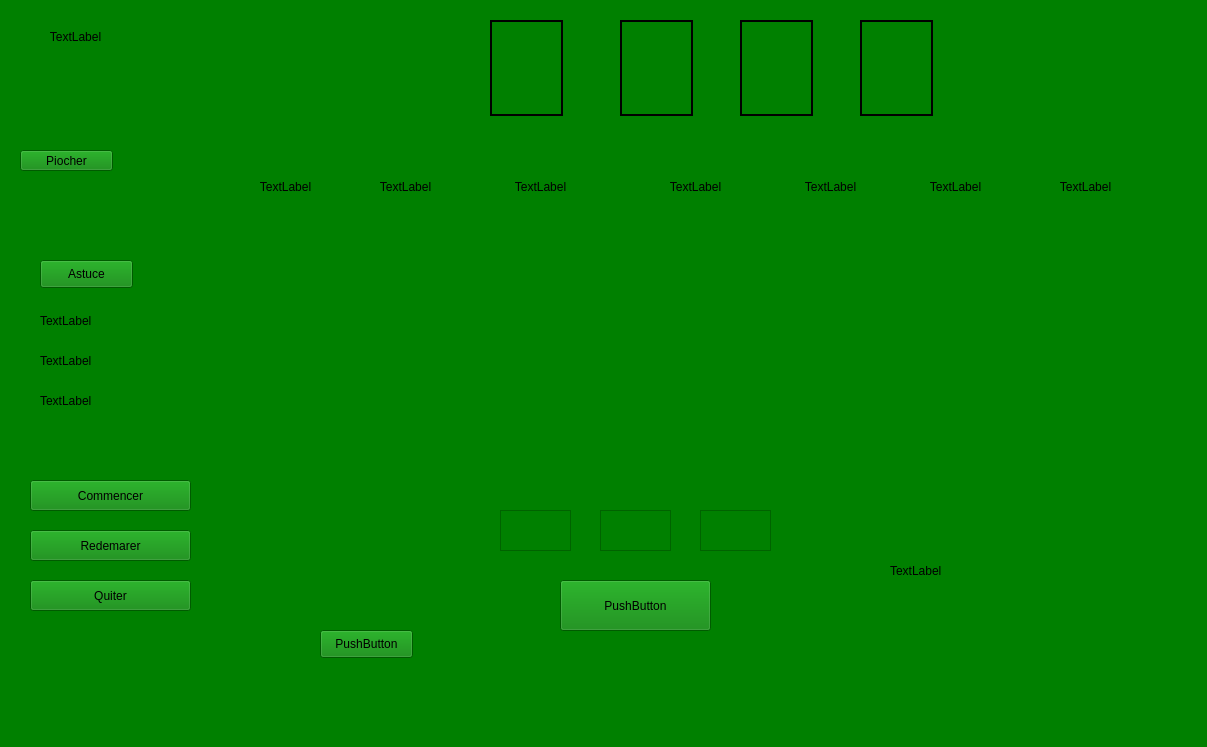
Old version of the form mainwindow.ui in the repository OussamaKor/Solitaire.
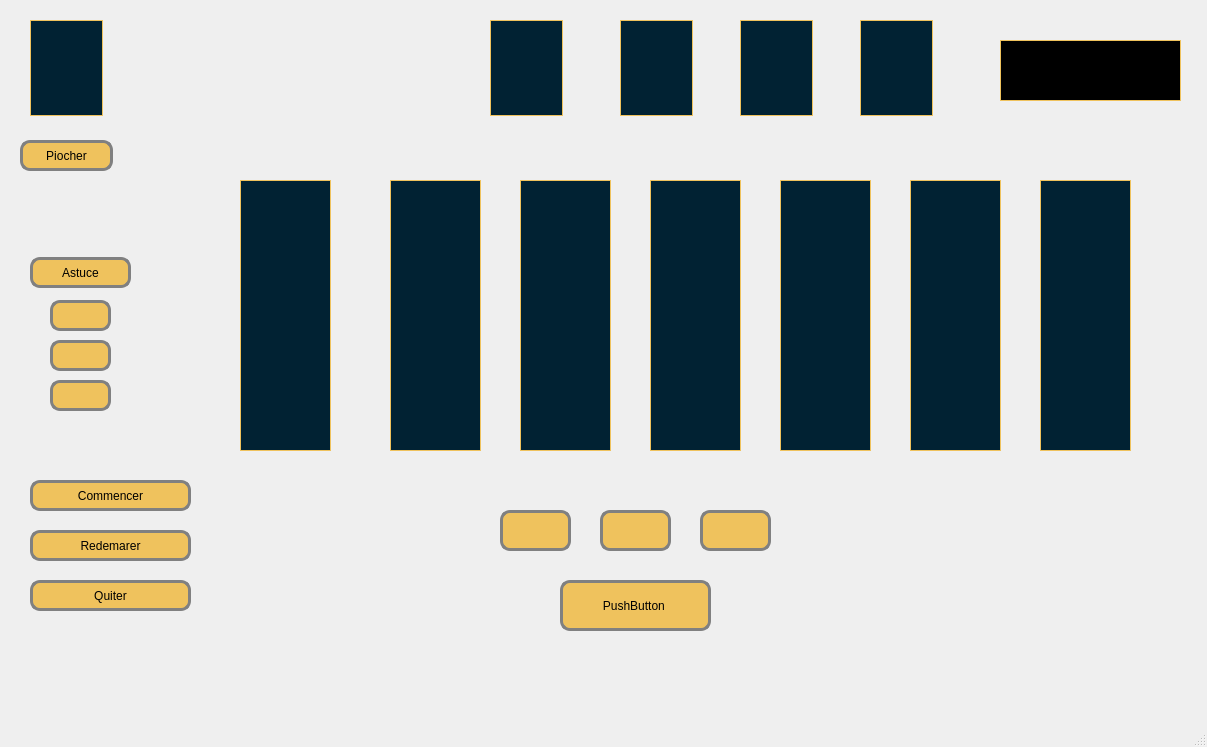
New version of the form. Icons and pictures are not drawn.

```diff
--- a/mainwindow.ui
+++ b/mainwindow.ui
@@ -14,7 +14,10 @@
    <string>MainWindow</string>
   </property>
   <property name="styleSheet">
-   <string notr="true">background: green</string>
+   <string notr="true">background: url(:/images/background4.jpg)</string>
+  </property>
+  <property name="toolButtonStyle">
+   <enum>Qt::ToolButtonIconOnly</enum>
   </property>
   <widget class="QWidget" name="centralwidget">
    <widget class="QTextEdit" name="NumPile">
@@ -26,6 +29,13 @@
       <height>41</height>
      </rect>
     </property>
+    <property name="styleSheet">
+     <string notr="true">border: 3px solid gray;
+    border-radius: 10px;
+    padding: 0 8px;
+    background: solid #efc25d;
+    selection-background-color: darkgray;</string>
+    </property>
    </widget>
    <widget class="QTextEdit" name="NumDest">
     <property name="geometry">
@@ -36,6 +46,13 @@
       <height>41</height>
      </rect>
     </property>
+    <property name="styleSheet">
+     <string notr="true">border: 3px solid gray;
+    border-radius: 10px;
+    padding: 0 8px;
+    background: solid #efc25d;
+    selection-background-color: darkgray;</string>
+    </property>
    </widget>
    <widget class="QTextEdit" name="NbrCarte">
     <property name="geometry">
@@ -46,6 +63,13 @@
       <height>41</height>
      </rect>
     </property>
+    <property name="styleSheet">
+     <string notr="true">border: 3px solid gray;
+    border-radius: 10px;
+    padding: 0 8px;
+    background: solid #efc25d;
+    selection-background-color: darkgray;</string>
+    </property>
    </widget>
    <widget class="QPushButton" name="Accepte">
     <property name="geometry">
@@ -56,8 +80,15 @@
       <height>51</height>
      </rect>
     </property>
+    <property name="styleSheet">
+     <string notr="true">border: 3px solid gray;
+    border-radius: 10px;
+    padding: 0 8px;
+    background: solid #efc25d;
+    selection-background-color: darkgray;</string>
+    </property>
     <property name="text">
-     <string>PushButton</string>
+     <string>PushButton </string>
     </property>
    </widget>
    <widget class="QLabel" name="pile11">
@@ -70,7 +101,8 @@
      </rect>
     </property>
     <property name="styleSheet">
-     <string notr="true">border:2px solid black</string>
+     <string notr="true">background: solid #012233 ;
+border:1px  solid #efc25d ; </string>
     </property>
     <property name="text">
      <string/>
@@ -86,7 +118,8 @@
      </rect>
     </property>
     <property name="styleSheet">
-     <string notr="true">border:2px solid black</string>
+     <string notr="true">background: solid #012233 ;
+border:1px  solid #efc25d ; </string>
     </property>
     <property name="text">
      <string/>
@@ -102,7 +135,8 @@
      </rect>
     </property>
     <property name="styleSheet">
-     <string notr="true">border:2px solid black</string>
+     <string notr="true">background: solid #012233 ;
+border:1px  solid #efc25d ; </string>
     </property>
     <property name="text">
      <string/>
@@ -118,7 +152,8 @@
      </rect>
     </property>
     <property name="styleSheet">
-     <string notr="true">border:2px solid black</string>
+     <string notr="true">background: solid #012233 ;
+border:1px  solid #efc25d ; </string>
     </property>
     <property name="text">
      <string/>
@@ -130,11 +165,15 @@
       <x>910</x>
       <y>180</y>
       <width>91</width>
-      <height>311</height>
+      <height>271</height>
      </rect>
     </property>
+    <property name="styleSheet">
+     <string notr="true">background: solid #012233 ;
+border:1px  solid #efc25d ; </string>
+    </property>
     <property name="text">
-     <string>TextLabel</string>
+     <string/>
     </property>
     <property name="alignment">
      <set>Qt::AlignHCenter|Qt::AlignTop</set>
@@ -143,14 +182,18 @@
    <widget class="QLabel" name="colonne4">
     <property name="geometry">
      <rect>
-      <x>640</x>
+      <x>650</x>
       <y>180</y>
-      <width>111</width>
-      <height>281</height>
+      <width>91</width>
+      <height>271</height>
      </rect>
     </property>
+    <property name="styleSheet">
+     <string notr="true">background: solid #012233 ;
+border:1px  solid #efc25d ; </string>
+    </property>
     <property name="text">
-     <string>TextLabel</string>
+     <string/>
     </property>
     <property name="alignment">
      <set>Qt::AlignHCenter|Qt::AlignTop</set>
@@ -162,14 +205,18 @@
       <x>240</x>
       <y>180</y>
       <width>91</width>
-      <height>261</height>
+      <height>271</height>
      </rect>
     </property>
     <property name="layoutDirection">
      <enum>Qt::RightToLeft</enum>
     </property>
+    <property name="styleSheet">
+     <string notr="true">background: solid #012233 ;
+border:1px  solid #efc25d ; </string>
+    </property>
     <property name="text">
-     <string>TextLabel</string>
+     <string/>
     </property>
     <property name="alignment">
      <set>Qt::AlignHCenter|Qt::AlignTop</set>
@@ -178,14 +225,18 @@
    <widget class="QLabel" name="colonne2">
     <property name="geometry">
      <rect>
-      <x>350</x>
+      <x>390</x>
       <y>180</y>
-      <width>111</width>
-      <height>261</height>
+      <width>91</width>
+      <height>271</height>
      </rect>
     </property>
+    <property name="styleSheet">
+     <string notr="true">background: solid #012233 ;
+border:1px  solid #efc25d ; </string>
+    </property>
     <property name="text">
-     <string>TextLabel</string>
+     <string/>
     </property>
     <property name="alignment">
      <set>Qt::AlignHCenter|Qt::AlignTop</set>
@@ -197,11 +248,15 @@
       <x>1040</x>
       <y>180</y>
       <width>91</width>
-      <height>321</height>
+      <height>271</height>
      </rect>
     </property>
+    <property name="styleSheet">
+     <string notr="true">background: solid #012233 ;
+border:1px  solid #efc25d ; </string>
+    </property>
     <property name="text">
-     <string>TextLabel</string>
+     <string/>
     </property>
     <property name="alignment">
      <set>Qt::AlignHCenter|Qt::AlignTop</set>
@@ -210,14 +265,18 @@
    <widget class="QLabel" name="colonne3">
     <property name="geometry">
      <rect>
-      <x>490</x>
+      <x>520</x>
       <y>180</y>
-      <width>101</width>
-      <height>281</height>
+      <width>91</width>
+      <height>271</height>
      </rect>
     </property>
+    <property name="styleSheet">
+     <string notr="true">background: solid #012233 ;
+border:1px  solid #efc25d ; </string>
+    </property>
     <property name="text">
-     <string>TextLabel</string>
+     <string/>
     </property>
     <property name="alignment">
      <set>Qt::AlignHCenter|Qt::AlignTop</set>
@@ -227,11 +286,18 @@
     <property name="geometry">
      <rect>
       <x>20</x>
-      <y>150</y>
+      <y>140</y>
       <width>93</width>
-      <height>21</height>
+      <height>31</height>
      </rect>
     </property>
+    <property name="styleSheet">
+     <string notr="true">border: 3px solid gray;
+    border-radius: 10px;
+    padding: 0 8px;
+    background: solid #efc25d;
+    selection-background-color: darkgray;</string>
+    </property>
     <property name="text">
      <string>Piocher</string>
     </property>
@@ -239,12 +305,19 @@
    <widget class="QPushButton" name="Astuce">
     <property name="geometry">
      <rect>
-      <x>40</x>
-      <y>260</y>
-      <width>93</width>
-      <height>28</height>
+      <x>30</x>
+      <y>257</y>
+      <width>101</width>
+      <height>31</height>
      </rect>
     </property>
+    <property name="styleSheet">
+     <string notr="true">border: 3px solid gray;
+    border-radius: 10px;
+    padding: 0 8px;
+    background: solid #efc25d;
+    selection-background-color: darkgray;</string>
+    </property>
     <property name="text">
      <string>Astuce</string>
     </property>
@@ -252,51 +325,76 @@
    <widget class="QLabel" name="nump1">
     <property name="geometry">
      <rect>
-      <x>40</x>
-      <y>310</y>
-      <width>81</width>
-      <height>21</height>
+      <x>50</x>
+      <y>300</y>
+      <width>61</width>
+      <height>31</height>
      </rect>
     </property>
+    <property name="styleSheet">
+     <string notr="true">border: 3px solid gray;
+    border-radius: 10px;
+    padding: 0 8px;
+    background: solid #efc25d;
+    selection-background-color: darkgray;</string>
+    </property>
     <property name="text">
-     <string>TextLabel</string>
+     <string/>
     </property>
    </widget>
    <widget class="QLabel" name="numd1">
     <property name="geometry">
      <rect>
-      <x>40</x>
-      <y>350</y>
-      <width>81</width>
-      <height>21</height>
+      <x>50</x>
+      <y>340</y>
+      <width>61</width>
+      <height>31</height>
      </rect>
     </property>
+    <property name="styleSheet">
+     <string notr="true">border: 3px solid gray;
+    border-radius: 10px;
+    padding: 0 8px;
+    background: solid #efc25d;
+    selection-background-color: darkgray;</string>
+    </property>
     <property name="text">
-     <string>TextLabel</string>
+     <string/>
     </property>
    </widget>
    <widget class="QLabel" name="nbrc1">
     <property name="geometry">
      <rect>
-      <x>40</x>
-      <y>390</y>
-      <width>81</width>
-      <height>21</height>
+      <x>50</x>
+      <y>380</y>
+      <width>61</width>
+      <height>31</height>
      </rect>
     </property>
+    <property name="styleSheet">
+     <string notr="true">border: 3px solid gray;
+    border-radius: 10px;
+    padding: 0 8px;
+    background: solid #efc25d;
+    selection-background-color: darkgray;</string>
+    </property>
     <property name="text">
-     <string>TextLabel</string>
+     <string/>
     </property>
    </widget>
    <widget class="QLabel" name="message">
     <property name="geometry">
      <rect>
-      <x>890</x>
-      <y>520</y>
-      <width>191</width>
-      <height>101</height>
+      <x>1000</x>
+      <y>40</y>
+      <width>181</width>
+      <height>61</height>
      </rect>
     </property>
+    <property name="styleSheet">
+     <string notr="true">background: black ;
+border:1px  solid #efc25d ; </string>
+    </property>
     <property name="text">
      <string>TextLabel</string>
     </property>
@@ -310,6 +408,13 @@
       <height>31</height>
      </rect>
     </property>
+    <property name="styleSheet">
+     <string notr="true">border: 3px solid gray;
+    border-radius: 10px;
+    padding: 0 8px;
+    background: solid #efc25d;
+    selection-background-color: darkgray;</string>
+    </property>
     <property name="text">
      <string>Commencer</string>
     </property>
@@ -323,6 +428,13 @@
       <height>31</height>
      </rect>
     </property>
+    <property name="styleSheet">
+     <string notr="true">border: 3px solid gray;
+    border-radius: 10px;
+    padding: 0 8px;
+    background: solid #efc25d;
+    selection-background-color: darkgray;</string>
+    </property>
     <property name="text">
      <string>Redemarer</string>
     </property>
@@ -336,6 +448,13 @@
       <height>31</height>
      </rect>
     </property>
+    <property name="styleSheet">
+     <string notr="true">border: 3px solid gray;
+    border-radius: 10px;
+    padding: 0 8px;
+    background: solid #efc25d;
+    selection-background-color: darkgray;</string>
+    </property>
     <property name="text">
      <string>Quiter</string>
     </property>
@@ -345,12 +464,16 @@
      <rect>
       <x>780</x>
       <y>180</y>
-      <width>101</width>
-      <height>301</height>
+      <width>91</width>
+      <height>271</height>
      </rect>
     </property>
+    <property name="styleSheet">
+     <string notr="true">background: solid #012233 ;
+border:1px  solid #efc25d ; </string>
+    </property>
     <property name="text">
-     <string>TextLabel</string>
+     <string/>
     </property>
     <property name="alignment">
      <set>Qt::AlignHCenter|Qt::AlignTop</set>
@@ -360,31 +483,22 @@
     <property name="geometry">
      <rect>
       <x>30</x>
-      <y>30</y>
-      <width>91</width>
-      <height>101</height>
+      <y>20</y>
+      <width>73</width>
+      <height>96</height>
      </rect>
     </property>
+    <property name="styleSheet">
+     <string notr="true">background: solid #012233 ;
+border:1px  solid #efc25d ; </string>
+    </property>
     <property name="text">
-     <string>TextLabel</string>
+     <string/>
     </property>
     <property name="alignment">
      <set>Qt::AlignHCenter|Qt::AlignTop</set>
     </property>
    </widget>
-   <widget class="QPushButton" name="pushButton">
-    <property name="geometry">
-     <rect>
-      <x>320</x>
-      <y>630</y>
-      <width>93</width>
-      <height>28</height>
-     </rect>
-    </property>
-    <property name="text">
-     <string>PushButton</string>
-    </property>
-   </widget>
   </widget>
   <widget class="QMenuBar" name="menubar">
    <property name="geometry">
```
